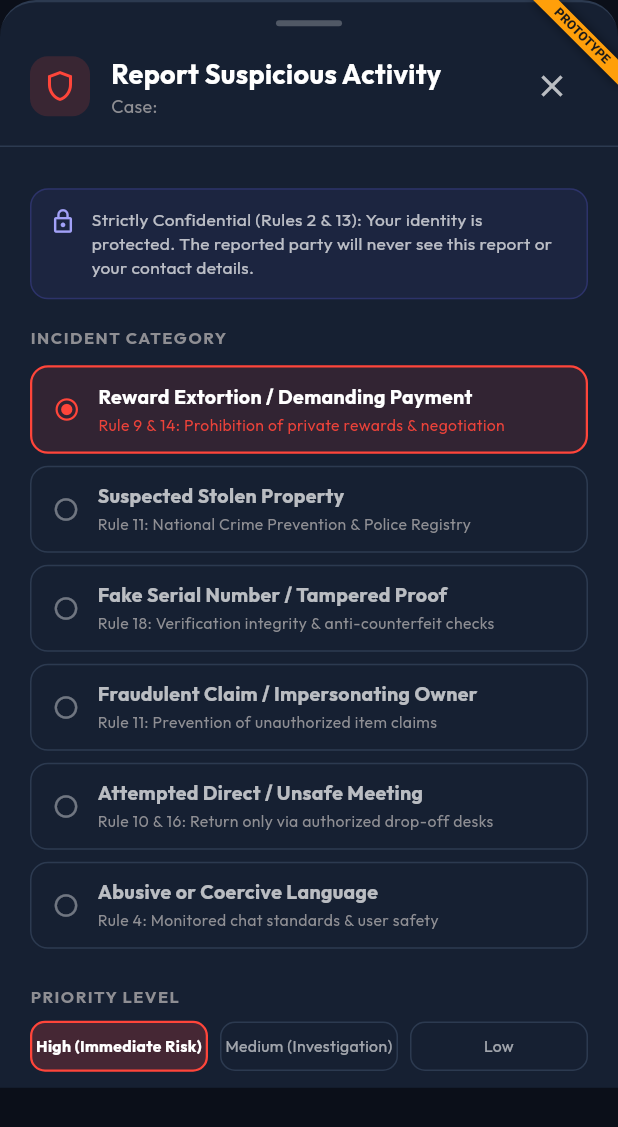
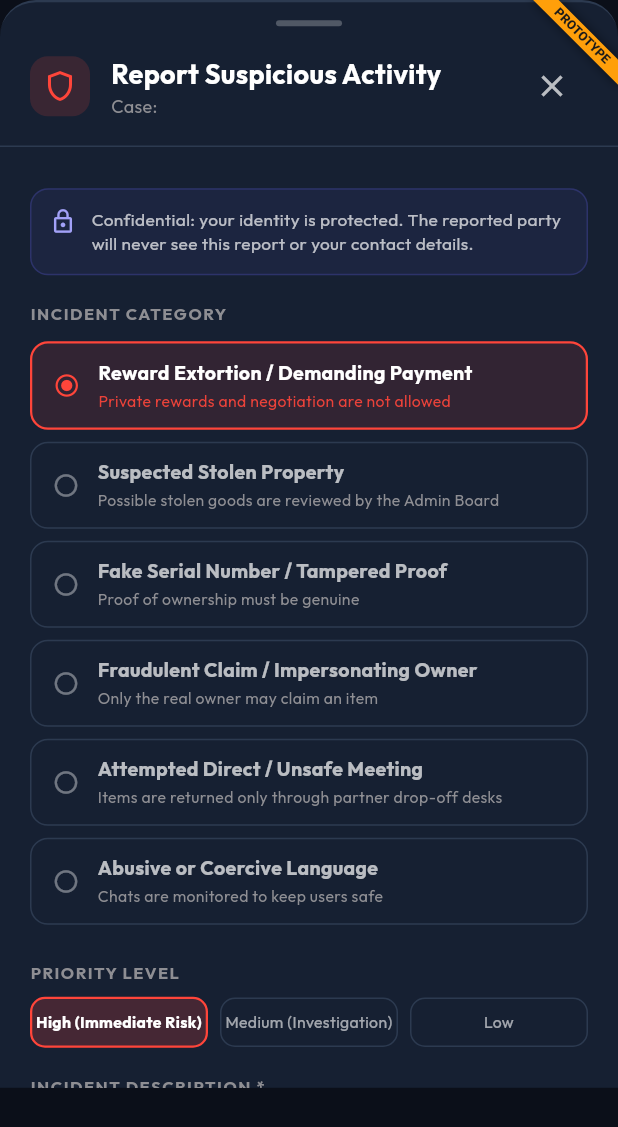
Before and after one commit to romeoayofe25-collab/uk-national-lost-item, a Flutter app: the ReportIncidentModal widget shown alone on an empty page, opened directly with empty values, on a phone screen of 412 x 824 dp. Shown: the top 1127 px of the screen. Run offline on Flutter 3.47's test engine with Material 3 defaults, Android fonts, the phone set to English and light mode, and no system bars; our stand-ins replace cloud_firestore, firebase_auth, go_router, google_fonts; accounts and stored records are empty.

Commit message:
fix(copy): remove internal rule numbers and use British spelling
Rule numbers referred to internal planning files that are not part of
this repository, so they are removed from on-screen text and comments
with the meaning kept. Also: "Authorise", "Centre", "recognised",
"labelled", "Licence"; the suspended screen no longer cites geofence or
billing checks; the sign-in error lists all five demo accounts.

Co-Authored-By: Claude Opus 5.5 <noreply@anthropic.com>

```diff
--- a/lib/core/models/found_item_model.dart
+++ b/lib/core/models/found_item_model.dart
@@ -7,7 +7,7 @@ class FoundItem {
   final String? brand;
   final String? colour;
   final String publicDescription;
-  final String? privateDetails; // Hides unique details from public view (Rule 5)
+  final String? privateDetails; // Hidden from public view
   final DateTime dateFound;
   final String timeFound;
   final String locationFound;
--- a/lib/core/models/fraud_report_model.dart
+++ b/lib/core/models/fraud_report_model.dart
@@ -42,7 +42,7 @@ class FraudReport {
       case 'falseClaim':
         return 'Fraudulent Claim / Impersonating Owner';
       case 'unsafeMeeting':
-        return 'Attempted Direct Meetup / Rule 10 Violation';
+        return 'Attempted Direct Meetup';
       case 'harassment':
         return 'Abuse or Threatening Conduct';
       default:
--- a/lib/core/services/auth_service.dart
+++ b/lib/core/services/auth_service.dart
@@ -92,7 +92,7 @@ class AuthService {
       if (user != null) {
         return user;
       }
-      throw Exception('User not found in Mock database. Try owner@test.com, finder@test.com, or suspended@test.com.');
+      throw Exception('No demo account with that email. Use a role button, or owner@, finder@, intermediary@, admin@ or suspended@test.com.');
     } else {
       final UserCredential credential = await _auth.signInWithEmailAndPassword(
         email: email.trim(),
--- a/lib/core/widgets/report_incident_modal.dart
+++ b/lib/core/widgets/report_incident_modal.dart
@@ -67,37 +67,37 @@ class _ReportIncidentModalState extends State<ReportIncidentModal> {
     {
       'id': 'extortionBidding',
       'label': 'Reward Extortion / Demanding Payment',
-      'rule': 'Rule 9 & 14: Prohibition of private rewards & negotiation',
+      'rule': 'Private rewards and negotiation are not allowed',
       'icon': 'attach_money',
     },
     {
       'id': 'stolenGoods',
       'label': 'Suspected Stolen Property',
-      'rule': 'Rule 11: National Crime Prevention & Police Registry',
+      'rule': 'Possible stolen goods are reviewed by the Admin Board',
       'icon': 'warning',
     },
     {
       'id': 'fakeProof',
       'label': 'Fake Serial Number / Tampered Proof',
-      'rule': 'Rule 18: Verification integrity & anti-counterfeit checks',
+      'rule': 'Proof of ownership must be genuine',
       'icon': 'qr_code_scanner',
     },
     {
       'id': 'falseClaim',
       'label': 'Fraudulent Claim / Impersonating Owner',
-      'rule': 'Rule 11: Prevention of unauthorized item claims',
+      'rule': 'Only the real owner may claim an item',
       'icon': 'person_off',
     },
     {
       'id': 'unsafeMeeting',
       'label': 'Attempted Direct / Unsafe Meeting',
-      'rule': 'Rule 10 & 16: Return only via authorized drop-off desks',
+      'rule': 'Items are returned only through partner drop-off desks',
       'icon': 'location_off',
     },
     {
       'id': 'harassment',
       'label': 'Abusive or Coercive Language',
-      'rule': 'Rule 4: Monitored chat standards & user safety',
+      'rule': 'Chats are monitored to keep users safe',
       'icon': 'shield',
     },
   ];
@@ -230,7 +230,7 @@ class _ReportIncidentModalState extends State<ReportIncidentModal> {
                 child: Column(
                   crossAxisAlignment: CrossAxisAlignment.start,
                   children: [
-                    // Confidentiality Reassurance (Rule 2 & 13)
+                    // Confidentiality reassurance
                     Container(
                       padding: const EdgeInsets.all(12),
                       decoration: BoxDecoration(
@@ -245,7 +245,7 @@ class _ReportIncidentModalState extends State<ReportIncidentModal> {
                           SizedBox(width: 10),
                           Expanded(
                             child: Text(
-                              'Strictly Confidential (Rules 2 & 13): Your identity is protected. The reported party will never see this report or your contact details.',
+                              'Confidential: your identity is protected. The reported party will never see this report or your contact details.',
                               style: TextStyle(color: Colors.white70, fontSize: 11.5, height: 1.35),
                             ),
                           ),
--- a/lib/features/admin/dashboard_screen.dart
+++ b/lib/features/admin/dashboard_screen.dart
@@ -193,7 +193,7 @@ class AdminDashboardScreen extends StatelessWidget {
                     child: _buildPanelButton(
                       context,
                       title: 'Drop-off Centres',
-                      subtitle: 'Authorize & Monitor',
+                      subtitle: 'Authorise & Monitor',
                       icon: Icons.store,
                       color: AppColors.success,
                       route: '/admin/centres',
--- a/lib/features/auth/suspended_screen.dart
+++ b/lib/features/auth/suspended_screen.dart
@@ -41,7 +41,7 @@ class SuspendedScreen extends StatelessWidget {
                   padding: EdgeInsets.all(20.0),
                   child: Text(
                     'Your account has been automatically suspended by the system security protocols or the Administration Board.\n\n'
-                    'This suspension occurs due to repeated failed claim verifications, suspicious geofence activity, or billing discrepancies.\n\n'
+                    'This happens after repeated failed ownership claims or reports of misuse.\n\n'
                     'Only Admin Board staff have the authority to review logs and re-activate your profile status.',
                     style: TextStyle(height: 1.5, color: Colors.white),
                     textAlign: TextAlign.center,
--- a/lib/features/finder/chat_screen.dart
+++ b/lib/features/finder/chat_screen.dart
@@ -125,7 +125,7 @@ class _FinderChatScreenState extends State<FinderChatScreen> {
         child: SafeArea(
           child: Column(
             children: [
-              // Privacy and Redaction Scrub Warning (Rule 10 & 13)
+              // Privacy and redaction warning
               Container(
                 padding: const EdgeInsets.all(12),
                 color: AppColors.surface,
@@ -135,7 +135,7 @@ class _FinderChatScreenState extends State<FinderChatScreen> {
                     SizedBox(width: 12),
                     Expanded(
                       child: Text(
-                        'PII Shield Active: Direct owner-finder communication is disabled. Messages are filtered for emails, phone numbers, and payment details to protect user privacy (Rules 10 & 13).',
+                        'PII Shield Active: Direct owner-finder communication is disabled. Messages are filtered for emails, phone numbers, and payment details to protect user privacy.',
                         style: TextStyle(color: AppColors.textSecondary, fontSize: 11, height: 1.4),
                       ),
                     ),
--- a/lib/features/intermediary/chat_screen.dart
+++ b/lib/features/intermediary/chat_screen.dart
@@ -147,7 +147,7 @@ class _IntermediaryChatScreenState extends State<IntermediaryChatScreen> {
                     SizedBox(width: 12),
                     Expanded(
                       child: Text(
-                        'Intermediary Logs: Staff communication is recorded. Direct finder-owner communication bridging is strictly prohibited (Rule 10). PII scrubbing filters are active.',
+                        'Intermediary Logs: Staff communication is recorded. Direct finder-owner communication is not allowed. PII scrubbing filters are active.',
                         style: TextStyle(color: AppColors.textSecondary, fontSize: 11, height: 1.4),
                       ),
                     ),
--- a/lib/features/owner/details_screen.dart
+++ b/lib/features/owner/details_screen.dart
@@ -302,7 +302,7 @@ class LostItemDetailsScreen extends StatelessWidget {
               onPressed: () {
                 context.go('/owner/verify/${item.id}');
               },
-              child: const Text('Open Verification Center'),
+              child: const Text('Open Verification Centre'),
             ),
           ],
         ),
```
